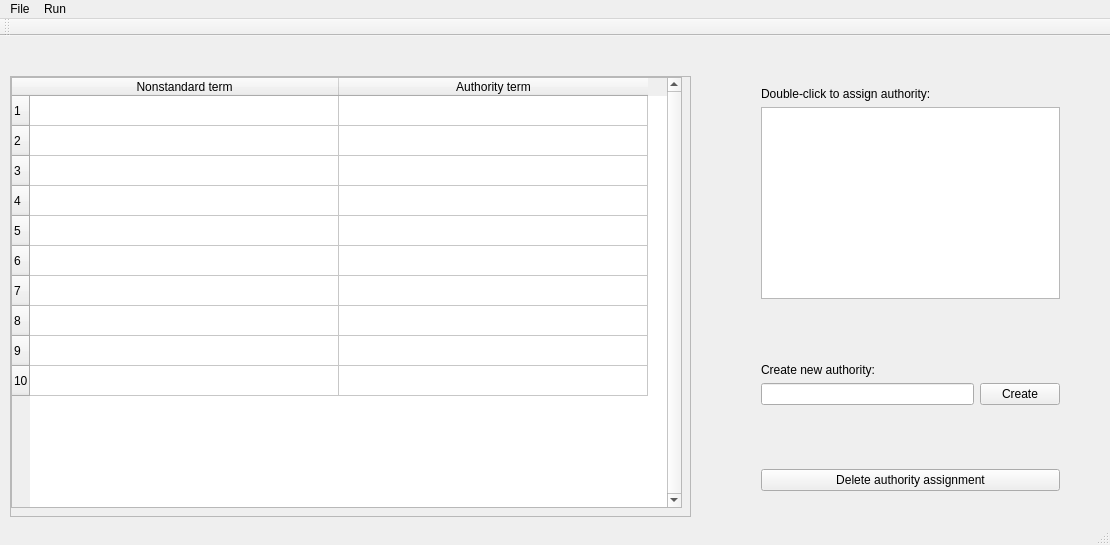
First picture: the form in mainwindow.ui, repository NumerousHats/authoritizer, before the edit.
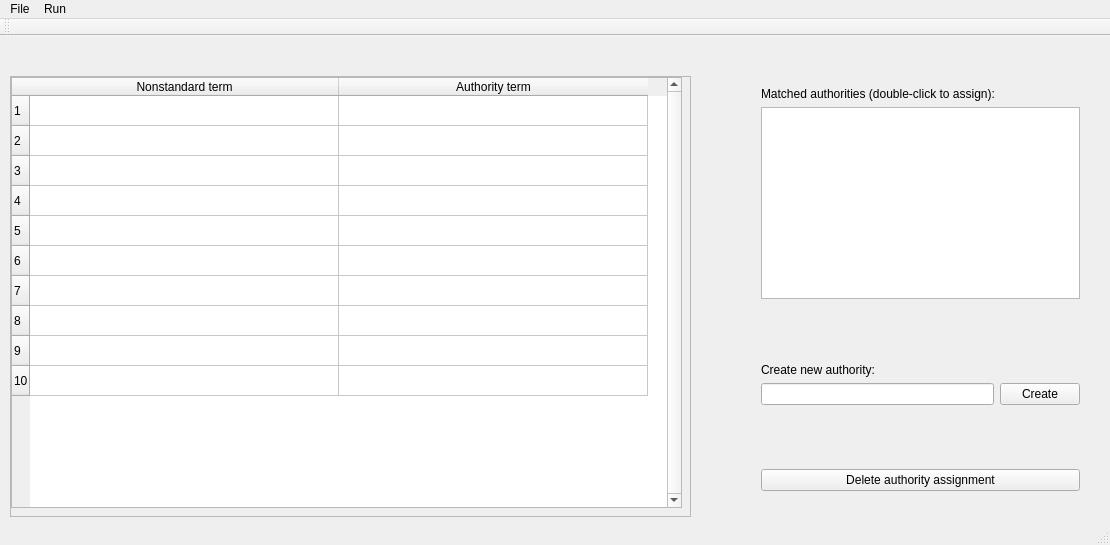
Second picture: the form after the edit.

What changed in the file:
```diff
--- a/mainwindow.ui
+++ b/mainwindow.ui
@@ -106,12 +106,12 @@
      </widget>
     </widget>
    </widget>
-   <widget class="QWidget" name="">
+   <widget class="QWidget" name="layoutWidget">
     <property name="geometry">
      <rect>
       <x>750</x>
       <y>40</y>
-      <width>321</width>
+      <width>341</width>
       <height>426</height>
      </rect>
     </property>
@@ -119,7 +119,7 @@
      <item>
       <widget class="QLabel" name="label">
        <property name="text">
-        <string>Double-click to assign authority:</string>
+        <string>Matched authorities (double-click to assign):</string>
        </property>
       </widget>
      </item>
```
Left out of the diff: 11 changed lines with no effect on the pictures.
